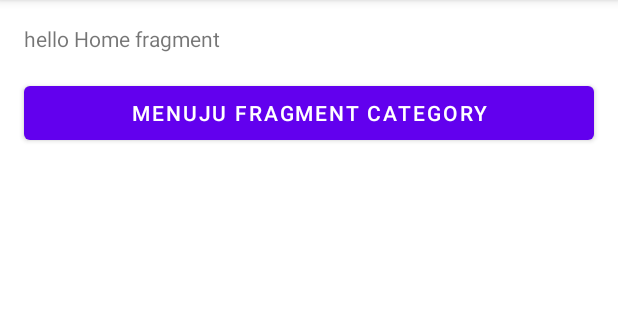
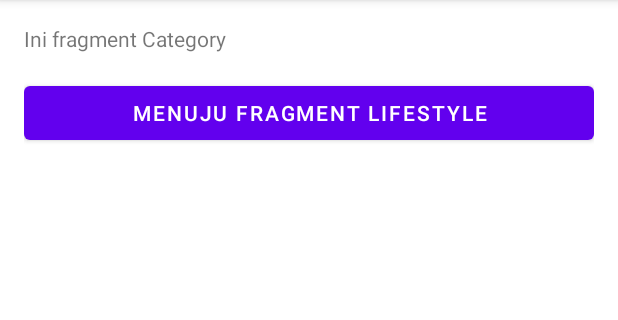
Before and after one commit to gusentanan/kotlin-android-fundamental, an Android app: the screen it shows after launch (MainActivity), after a tap on "MENUJU FRAGMENT CATEGORY", on a phone screen of 412 x 824 dp, the part 84-404 px from its top. Run offline under Robolectric (Android 15) with nearby library versions, the light colour scheme and no system bars.

Commit message:
feat: add flexible fragment

```diff
--- /dev/null
+++ b/app/src/main/java/com/example/learn_activity/CategoryFragment.kt
@@ -0,0 +1,40 @@
+package com.example.learn_activity
+
+import android.os.Bundle
+import androidx.fragment.app.Fragment
+import android.view.LayoutInflater
+import android.view.View
+import android.view.ViewGroup
+import android.widget.Button
+
+/**
+ * A simple [Fragment] subclass.
+ * Use the [CategoryFragment.newInstance] factory method to
+ * create an instance of this fragment.
+ */
+class CategoryFragment : Fragment(), View.OnClickListener {
+    override fun onCreateView(
+        inflater: LayoutInflater, container: ViewGroup?,
+        savedInstanceState: Bundle?
+    ): View? {
+        // Inflate the layout for this fragment
+        return inflater.inflate(R.layout.fragment_category, container, false)
+    }
+
+    override fun onViewCreated(view: View, savedInstanceState: Bundle?) {
+        super.onViewCreated(view, savedInstanceState)
+        val btnDetail: Button = view.findViewById(R.id.btn_detail_category)
+        btnDetail.setOnClickListener(this)
+    }
+
+    override fun onClick(v: View?) {
+        if(v?.id == R.id.btn_detail_category){
+
+        }
+    }
+
+
+
+
+
+}
--- a/app/src/main/java/com/example/learn_activity/HomeFragment.kt
+++ b/app/src/main/java/com/example/learn_activity/HomeFragment.kt
@@ -27,8 +27,16 @@ class HomeFragment : Fragment(), View.OnClickListener {
         btnCategory.setOnClickListener(this)
     }
 
-    override fun onClick(p0: View?) {
-        TODO("Not yet implemented")
+    override fun onClick(v: View?) {
+        if(v?.id == R.id.btn_category){
+            val myCategoryFragment = CategoryFragment()
+            val myFragmentManager = parentFragmentManager
+            myFragmentManager.beginTransaction().apply {
+                replace(R.id.frame_container, myCategoryFragment, CategoryFragment::class.java.simpleName)
+                addToBackStack(null)
+                commit()
+            }
+        }
     }
 
 
--- /dev/null
+++ b/app/src/main/res/layout/fragment_category.xml
@@ -0,0 +1,23 @@
+<?xml version="1.0" encoding="utf-8"?>
+<LinearLayout xmlns:android="http://schemas.android.com/apk/res/android"
+    xmlns:tools="http://schemas.android.com/tools"
+    android:layout_width="match_parent"
+    android:layout_height="match_parent"
+    tools:context=".CategoryFragment"
+    android:orientation="vertical"
+    android:padding="16dp">
+
+    <!-- TODO: Update blank fragment layout -->
+    <TextView
+        android:layout_width="match_parent"
+        android:layout_height="wrap_content"
+        android:layout_marginBottom="16dp"
+        android:text="@string/this_category"/>
+
+    <Button
+        android:id="@+id/btn_detail_category"
+        android:layout_width="match_parent"
+        android:layout_height="wrap_content"
+        android:text="@string/category_lifestyle"/>
+
+</LinearLayout>
--- a/app/src/main/res/values/strings.xml
+++ b/app/src/main/res/values/strings.xml
@@ -5,7 +5,7 @@
     <string name="to_category">menuju fragment category</string>
     <string name="this_profile">Ini activity Profile</string>
     <string name="this_category">Ini fragment Category</string>
-    <string name="category_lifestyle">Ke fragment Lifestyle</string>
+    <string name="category_lifestyle">menuju fragment Lifestyle</string>
     <string name="category_name">Category Name</string>
     <string name="category_description">Category Description</string>
     <string name="to_profile">Ke Halaman Profile Activity</string>
```
